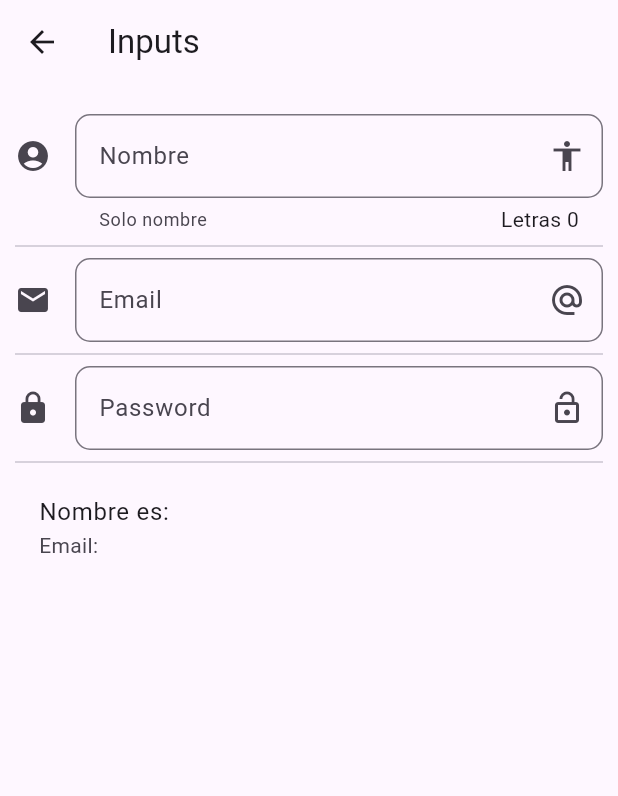
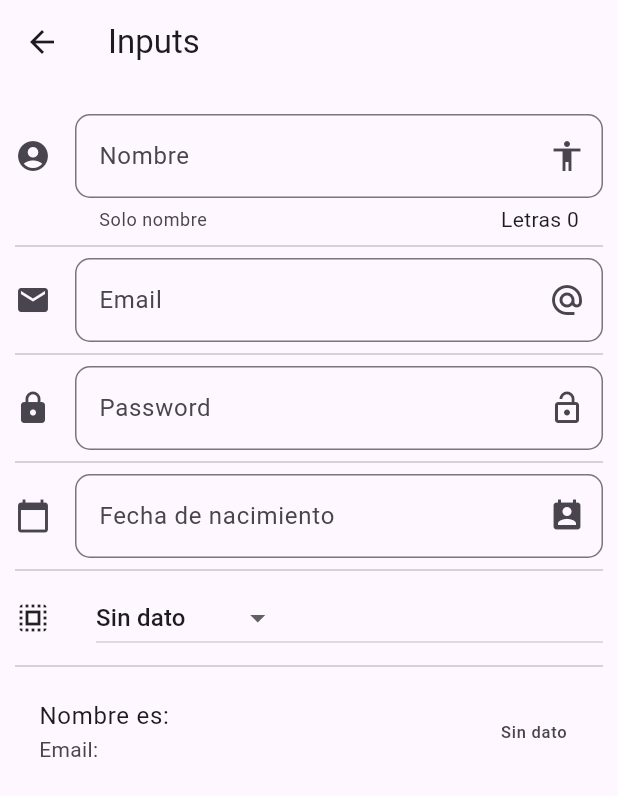
Before and after one commit to HuertaEnzoAriel/Proyecto-Flutter-PPM, a Flutter app: the screen it shows after launch, after a tap on "Inputs", on a phone screen of 412 x 824 dp. Shown: the top 796 px of the screen. Run offline on Flutter 3.47's test engine with Material 3 defaults, Android fonts, the light colour scheme and no system bars; network calls fail.

Commit message:
feat: add localization support and enhance input page with dropdown and date picker

```diff
--- a/ejercicio componentes/app_components/lib/src/app.dart
+++ b/ejercicio componentes/app_components/lib/src/app.dart
@@ -1,7 +1,7 @@
 import 'package:flutter/material.dart';
+import 'package:flutter_localizations/flutter_localizations.dart';
 
-import 'routes/routes.dart';
-
+import 'routes/routes.dart' as routes;
 
 class MainApp extends StatelessWidget {
   const MainApp({super.key});
@@ -11,7 +11,16 @@ class MainApp extends StatelessWidget {
     return MaterialApp(
       debugShowCheckedModeBanner: false,
       initialRoute: '/',
-      routes: getAplicationsRoutes(),
+      routes: routes.getAplicationsRoutes(),
+      localizationsDelegates: const [
+        GlobalMaterialLocalizations.delegate,
+        GlobalWidgetsLocalizations.delegate,
+        GlobalCupertinoLocalizations.delegate,
+      ],
+      supportedLocales: const [
+        Locale('en'), // English
+        Locale('es'), // Spanish
+      ],
     );
   }
 }
--- a/ejercicio componentes/app_components/lib/src/pages/animatedContainer_page.dart
+++ b/ejercicio componentes/app_components/lib/src/pages/animatedContainer_page.dart
@@ -14,7 +14,7 @@ class _AnimatedContainerPageState extends State<AnimatedContainerPage> {
   double _width = 50.0;
   double _height = 50.0;
   Color _color = Colors.blue;
-  BorderRadiusGeometry _borderRadius = BorderRadius.circular(8.0);
+  final BorderRadiusGeometry _borderRadius = BorderRadius.circular(8.0);
   @override
   Widget build(BuildContext context) {
     return Scaffold(
@@ -37,8 +37,8 @@ class _AnimatedContainerPageState extends State<AnimatedContainerPage> {
         ),
       ),
       floatingActionButton: FloatingActionButton(
+        onPressed: _cambiarForma,
         child: Icon(Icons.play_arrow),
-        onPressed: _cambiarForma,
       ),
     );
   }
--- a/ejercicio componentes/app_components/lib/src/pages/card_page.dart
+++ b/ejercicio componentes/app_components/lib/src/pages/card_page.dart
@@ -115,7 +115,7 @@ class CardPage extends StatelessWidget {
           ),
         ],
       ),
-      child: ClipRRect(child: card, borderRadius: BorderRadius.circular(30.0)),
+      child: ClipRRect(borderRadius: BorderRadius.circular(30.0), child: card),
     );
   }
 }
--- a/ejercicio componentes/app_components/lib/src/pages/inputs_page.dart
+++ b/ejercicio componentes/app_components/lib/src/pages/inputs_page.dart
@@ -1,14 +1,27 @@
 import 'package:flutter/material.dart';
 
-class InputPage extends StatefulWidget {
-  const InputPage({super.key});
+class InputsPage extends StatefulWidget {
+  const InputsPage({super.key});
   @override
-  State<InputPage> createState() => _InputPageState();
+  State<InputsPage> createState() => _InputPageState();
 }
 
-class _InputPageState extends State<InputPage> {
+class _InputPageState extends State<InputsPage> {
   String _nombre = '';
   String _email = '';
+  String _fecha = '';
+  //Elementos del dropdown
+  final List<String> _profesiones = [
+    'Sin dato',
+    'Contador',
+    'Abogado',
+    'Ingeniero',
+    'Periodista',
+    'Programador',
+  ];
+  //Opción que se selecciona en el dropdown
+  String _opcionSeleccionadaDropdown = 'Sin dato';
+  final TextEditingController _inputFieldController = TextEditingController();
   @override
   Widget build(BuildContext context) {
     return Scaffold(
@@ -16,12 +29,15 @@ class _InputPageState extends State<InputPage> {
       body: ListView(
         padding: EdgeInsets.symmetric(horizontal: 10.0, vertical: 20.0),
         children: [
-          //Llamamos al método que nos devuelve el formulario
           _crearInput(),
           Divider(),
           _crearEmail(),
           Divider(),
           _crearPassword(),
+          Divider(),
+          _crearFecha(context),
+          Divider(),
+          _crearDropdown(),
           Divider(),
           _crearPersona(),
         ],
@@ -53,7 +69,6 @@ class _InputPageState extends State<InputPage> {
   //Widget para generar un inputs para email
   Widget _crearEmail() {
     return TextField(
-      //keyboardType permite que en el teclado del dispositivo móvil se encuentre accesible el arroba (@) con el fin de escribir las direcciones de correo con mayor facilidad
       keyboardType: TextInputType.emailAddress,
       decoration: InputDecoration(
         border: OutlineInputBorder(borderRadius: BorderRadius.circular(10.0)),
@@ -73,7 +88,6 @@ class _InputPageState extends State<InputPage> {
   //Widget para generar un inputs para password
   Widget _crearPassword() {
     return TextField(
-      //obscureText permite ocultar los caracteres que se ingresan en un input reemplazandolos por asteriscos
       obscureText: true,
       decoration: InputDecoration(
         border: OutlineInputBorder(borderRadius: BorderRadius.circular(10.0)),
@@ -88,10 +102,79 @@ class _InputPageState extends State<InputPage> {
     );
   }
 
+  //Widget para generar un inputs para seleccionar una fecha
+  Widget _crearFecha(BuildContext context) {
+    return TextField(
+      enableInteractiveSelection: false,
+      controller: _inputFieldController,
+      decoration: InputDecoration(
+        border: OutlineInputBorder(borderRadius: BorderRadius.circular(10.0)),
+        hintText: 'Fecha de nacimiento',
+        labelText: 'Fecha de nacimiento',
+        suffixIcon: Icon(Icons.perm_contact_calendar),
+        icon: Icon(Icons.calendar_today),
+      ),
+      onTap: () {
+        FocusScope.of(context).requestFocus(FocusNode());
+        _selectDate(context);
+      },
+    );
+  }
+
+  //Widget para lanzar un modal con el calendario para seleccionar
+  Future<DateTime?> _selectDate(BuildContext context) async {
+    DateTime? calendario = await showDatePicker(
+      context: context,
+      initialDate: DateTime.now(),
+      firstDate: DateTime(2022),
+      lastDate: DateTime(2024),
+      locale: Locale('es', 'ES'),
+    );
+    if (calendario != null) {
+      setState(() {
+        _fecha = calendario.toString();
+        _inputFieldController.text = _fecha;
+      });
+    }
+    return calendario;
+  }
+
+  //Se genera la lista de elementos para el dropdown
+  List<DropdownMenuItem<String>> getOpcionesDropdown() {
+    List<DropdownMenuItem<String>> lista = [];
+    for (var profesion in _profesiones) {
+      lista.add(DropdownMenuItem(value: profesion, child: Text(profesion)));
+    }
+    return lista;
+  }
+
+  //Widget para generar un dropdown
+  Widget _crearDropdown() {
+    return Row(
+      children: <Widget>[
+        Icon(Icons.select_all),
+        SizedBox(width: 30.0),
+        Expanded(
+          child: DropdownButton(
+            //Valor por defecto del dropdown
+            value: _opcionSeleccionadaDropdown,
+            items: getOpcionesDropdown(),
+            onChanged: (opt) {
+              setState(() {
+                _opcionSeleccionadaDropdown = opt.toString();
+              });
+            },
+          ),
+        ),
+      ],
+    );
+  }
+
   Widget _crearPersona() {
     return ListTile(
       title: Text('Nombre es: $_nombre'),
       subtitle: Text('Email: $_email'),
+      trailing: Text(_opcionSeleccionadaDropdown),
     );
   }
 }
--- a/ejercicio componentes/app_components/lib/src/routes/routes.dart
+++ b/ejercicio componentes/app_components/lib/src/routes/routes.dart
@@ -19,7 +19,7 @@ Map<String, WidgetBuilder> getAplicationsRoutes() {
     "contador": (BuildContext context) => const ContadorPage(),
     "animatedContainer": (BuildContext context) =>
         const AnimatedContainerPage(),
-    "inputs": (BuildContext context) => const InputPage(),
+    "inputs": (BuildContext context) => const InputsPage(),
     "slider": (BuildContext context) => const SliderPage(),
     "list": (BuildContext context) => const ListPage(),
     "imagen": (BuildContext context) => const ImagenPage(),
--- a/ejercicio componentes/app_components/pubspec.yaml
+++ b/ejercicio componentes/app_components/pubspec.yaml
@@ -8,6 +8,8 @@ environment:
 
 dependencies:
   flutter:
+    sdk: flutter
+  flutter_localizations:
     sdk: flutter
 
 dev_dependencies:
```
Also changed, not shown: ejercicio componentes/app_components/lib/src/pages/slider_page.dart (+70 -5 lines), ejercicio componentes/app_components/pubspec.lock.
